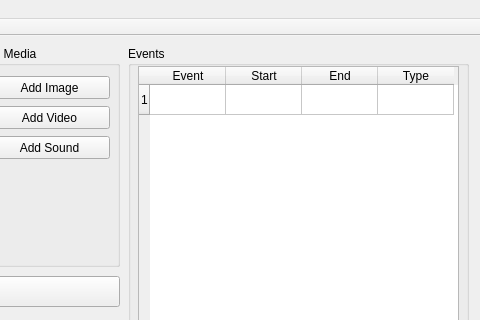
Before: the Qt Designer form DisplaySelector/mainwindow.ui in AlexRadacki/QtSfCM, drawn with Qt 5; both pictures show x 561 to 1041 and y 0 to 320 of the 1041 by 862 pixel window.
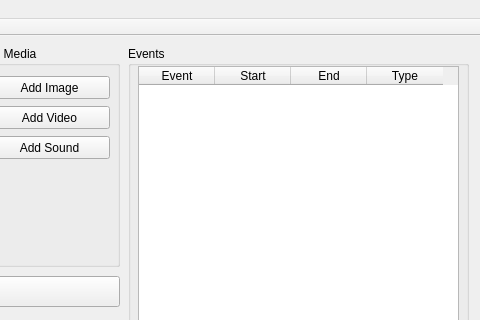
After: the same form once the commit is applied.

```diff
--- a/DisplaySelector/mainwindow.ui
+++ b/DisplaySelector/mainwindow.ui
@@ -220,16 +220,11 @@
       <enum>QAbstractScrollArea::AdjustToContents</enum>
      </property>
      <property name="rowCount">
-      <number>1</number>
+      <number>0</number>
      </property>
      <attribute name="horizontalHeaderDefaultSectionSize">
       <number>76</number>
      </attribute>
-     <row>
-      <property name="text">
-       <string>1</string>
-      </property>
-     </row>
      <column>
       <property name="text">
        <string>Event</string>
```
